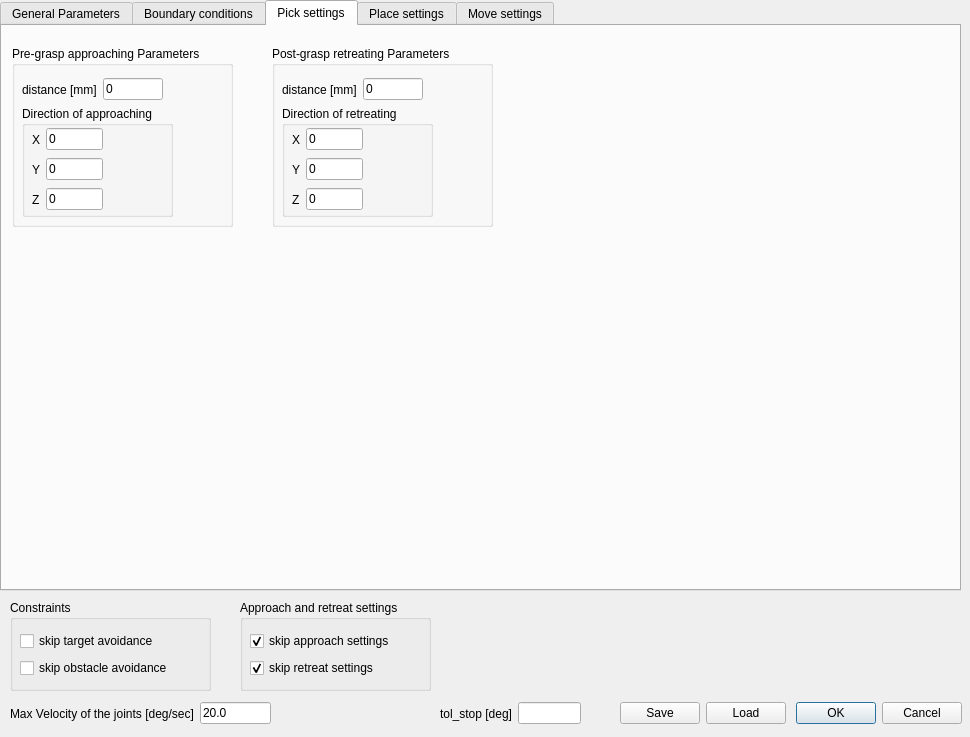
Above: ui/toldialoghuml.ui from zohannn/motion_manager before the change. Below: the same form after it.
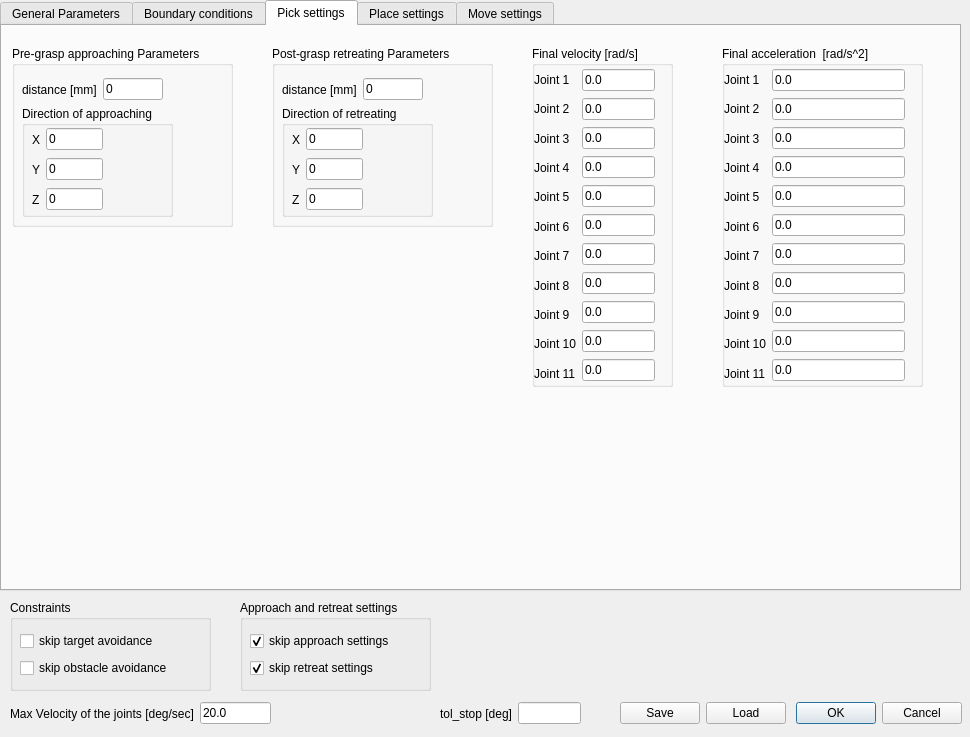
That is the form after the change. The open tabs and pages were chosen to show the change.

The edit to the form file:
```diff
--- a/ui/toldialoghuml.ui
+++ b/ui/toldialoghuml.ui
@@ -2186,6 +2186,380 @@
       </widget>
      </widget>
     </widget>
+    <widget class="QGroupBox" name="groupBox_vel_approach">
+     <property name="geometry">
+      <rect>
+       <x>530</x>
+       <y>20</y>
+       <width>141</width>
+       <height>341</height>
+      </rect>
+     </property>
+     <property name="title">
+      <string>Final velocity [rad/s]</string>
+     </property>
+     <widget class="QWidget" name="layoutWidget_6">
+      <property name="geometry">
+       <rect>
+        <x>2</x>
+        <y>22</y>
+        <width>121</width>
+        <height>317</height>
+       </rect>
+      </property>
+      <layout class="QHBoxLayout" name="horizontalLayout_23">
+       <item>
+        <layout class="QVBoxLayout" name="verticalLayout_27">
+         <item>
+          <widget class="QLabel" name="label_94">
+           <property name="text">
+            <string>Joint 1</string>
+           </property>
+          </widget>
+         </item>
+         <item>
+          <widget class="QLabel" name="label_95">
+           <property name="text">
+            <string>Joint 2</string>
+           </property>
+          </widget>
+         </item>
+         <item>
+          <widget class="QLabel" name="label_96">
+           <property name="text">
+            <string>Joint 3</string>
+           </property>
+          </widget>
+         </item>
+         <item>
+          <widget class="QLabel" name="label_109">
+           <property name="text">
+            <string>Joint 4</string>
+           </property>
+          </widget>
+         </item>
+         <item>
+          <widget class="QLabel" name="label_110">
+           <property name="text">
+            <string>Joint 5</string>
+           </property>
+          </widget>
+         </item>
+         <item>
+          <widget class="QLabel" name="label_111">
+           <property name="text">
+            <string>Joint 6</string>
+           </property>
+          </widget>
+         </item>
+         <item>
+          <widget class="QLabel" name="label_112">
+           <property name="text">
+            <string>Joint 7</string>
+           </property>
+          </widget>
+         </item>
+         <item>
+          <widget class="QLabel" name="label_113">
+           <property name="text">
+            <string>Joint 8</string>
+           </property>
+          </widget>
+         </item>
+         <item>
+          <widget class="QLabel" name="label_114">
+           <property name="text">
+            <string>Joint 9</string>
+           </property>
+          </widget>
+         </item>
+         <item>
+          <widget class="QLabel" name="label_115">
+           <property name="text">
+            <string>Joint 10</string>
+           </property>
+          </widget>
+         </item>
+         <item>
+          <widget class="QLabel" name="label_116">
+           <property name="text">
+            <string>Joint 11</string>
+           </property>
+          </widget>
+         </item>
+        </layout>
+       </item>
+       <item>
+        <layout class="QVBoxLayout" name="verticalLayout_28">
+         <item>
+          <widget class="QLineEdit" name="lineEdit_vel_approach_1">
+           <property name="text">
+            <string>0.0</string>
+           </property>
+          </widget>
+         </item>
+         <item>
+          <widget class="QLineEdit" name="lineEdit_vel_approach_2">
+           <property name="text">
+            <string>0.0</string>
+           </property>
+          </widget>
+         </item>
+         <item>
+          <widget class="QLineEdit" name="lineEdit_vel_approach_3">
+           <property name="text">
+            <string>0.0</string>
+           </property>
+          </widget>
+         </item>
+         <item>
+          <widget class="QLineEdit" name="lineEdit_vel_approach_4">
+           <property name="text">
+            <string>0.0</string>
+           </property>
+          </widget>
+         </item>
+         <item>
+          <widget class="QLineEdit" name="lineEdit_vel_approach_5">
+           <property name="text">
+            <string>0.0</string>
+           </property>
+          </widget>
+         </item>
+         <item>
+          <widget class="QLineEdit" name="lineEdit_vel_approach_6">
+           <property name="text">
+            <string>0.0</string>
+           </property>
+          </widget>
+         </item>
+         <item>
+          <widget class="QLineEdit" name="lineEdit_vel_approach_7">
+           <property name="text">
+            <string>0.0</string>
+           </property>
+          </widget>
+         </item>
+         <item>
+          <widget class="QLineEdit" name="lineEdit_vel_approach_8">
+           <property name="text">
+            <string>0.0</string>
+           </property>
+          </widget>
+         </item>
+         <item>
+          <widget class="QLineEdit" name="lineEdit_vel_approach_9">
+           <property name="text">
+            <string>0.0</string>
+           </property>
+          </widget>
+         </item>
+         <item>
+          <widget class="QLineEdit" name="lineEdit_vel_approach_10">
+           <property name="text">
+            <string>0.0</string>
+           </property>
+          </widget>
+         </item>
+         <item>
+          <widget class="QLineEdit" name="lineEdit_vel_approach_11">
+           <property name="text">
+            <string>0.0</string>
+           </property>
+          </widget>
+         </item>
+        </layout>
+       </item>
+      </layout>
+     </widget>
+    </widget>
+    <widget class="QGroupBox" name="groupBox_acc_approach">
+     <property name="geometry">
+      <rect>
+       <x>720</x>
+       <y>20</y>
+       <width>201</width>
+       <height>341</height>
+      </rect>
+     </property>
+     <property name="title">
+      <string>Final acceleration  [rad/s^2]</string>
+     </property>
+     <widget class="QWidget" name="layoutWidget_7">
+      <property name="geometry">
+       <rect>
+        <x>2</x>
+        <y>22</y>
+        <width>181</width>
+        <height>317</height>
+       </rect>
+      </property>
+      <layout class="QHBoxLayout" name="horizontalLayout_24">
+       <item>
+        <layout class="QVBoxLayout" name="verticalLayout_29">
+         <item>
+          <widget class="QLabel" name="label_117">
+           <property name="text">
+            <string>Joint 1</string>
+           </property>
+          </widget>
+         </item>
+         <item>
+          <widget class="QLabel" name="label_118">
+           <property name="text">
+            <string>Joint 2</string>
+           </property>
+          </widget>
+         </item>
+         <item>
+          <widget class="QLabel" name="label_119">
+           <property name="text">
+            <string>Joint 3</string>
+           </property>
+          </widget>
+         </item>
+         <item>
+          <widget class="QLabel" name="label_120">
+           <property name="text">
+            <string>Joint 4</string>
+           </property>
+          </widget>
+         </item>
+         <item>
+          <widget class="QLabel" name="label_121">
+           <property name="text">
+            <string>Joint 5</string>
+           </property>
+          </widget>
+         </item>
+         <item>
+          <widget class="QLabel" name="label_122">
+           <property name="text">
+            <string>Joint 6</string>
+           </property>
+          </widget>
+         </item>
+         <item>
+          <widget class="QLabel" name="label_123">
+           <property name="text">
+            <string>Joint 7</string>
+           </property>
+          </widget>
+         </item>
+         <item>
+          <widget class="QLabel" name="label_124">
+           <property name="text">
+            <string>Joint 8</string>
+           </property>
+          </widget>
+         </item>
+         <item>
+          <widget class="QLabel" name="label_125">
+           <property name="text">
+            <string>Joint 9</string>
+           </property>
+          </widget>
+         </item>
+         <item>
+          <widget class="QLabel" name="label_126">
+           <property name="text">
+            <string>Joint 10</string>
+           </property>
+          </widget>
+         </item>
+         <item>
+          <widget class="QLabel" name="label_127">
+           <property name="text">
+            <string>Joint 11</string>
+           </property>
+          </widget>
+         </item>
+        </layout>
+       </item>
+       <item>
+        <layout class="QVBoxLayout" name="verticalLayout_30">
+         <item>
+          <widget class="QLineEdit" name="lineEdit_acc_approach_1">
+           <property name="text">
+            <string>0.0</string>
+           </property>
+          </widget>
+         </item>
+         <item>
+          <widget class="QLineEdit" name="lineEdit_acc_approach_2">
+           <property name="text">
+            <string>0.0</string>
+           </property>
+          </widget>
+         </item>
+         <item>
+          <widget class="QLineEdit" name="lineEdit_acc_approach_3">
+           <property name="text">
+            <string>0.0</string>
+           </property>
+          </widget>
+         </item>
+         <item>
+          <widget class="QLineEdit" name="lineEdit_acc_approach_4">
+           <property name="text">
+            <string>0.0</string>
+           </property>
+          </widget>
+         </item>
+         <item>
+          <widget class="QLineEdit" name="lineEdit_acc_approach_5">
+           <property name="text">
+            <string>0.0</string>
+           </property>
+          </widget>
+         </item>
+         <item>
+          <widget class="QLineEdit" name="lineEdit_acc_approach_6">
+           <property name="text">
+            <string>0.0</string>
+           </property>
+          </widget>
+         </item>
+         <item>
+          <widget class="QLineEdit" name="lineEdit_acc_approach_7">
+           <property name="text">
+            <string>0.0</string>
+           </property>
+          </widget>
+         </item>
+         <item>
+          <widget class="QLineEdit" name="lineEdit_acc_approach_8">
+           <property name="text">
+            <string>0.0</string>
+           </property>
+          </widget>
+         </item>
+         <item>
+          <widget class="QLineEdit" name="lineEdit_acc_approach_9">
+           <property name="text">
+            <string>0.0</string>
+           </property>
+          </widget>
+         </item>
+         <item>
+          <widget class="QLineEdit" name="lineEdit_acc_approach_10">
+           <property name="text">
+            <string>0.0</string>
+           </property>
+          </widget>
+         </item>
+         <item>
+          <widget class="QLineEdit" name="lineEdit_acc_approach_11">
+           <property name="text">
+            <string>0.0</string>
+           </property>
+          </widget>
+         </item>
+        </layout>
+       </item>
+      </layout>
+     </widget>
+    </widget>
    </widget>
    <widget class="QWidget" name="tab_huml_place">
     <attribute name="title">
```
Left out of the diff: 22 changed lines with no effect on the pictures.
